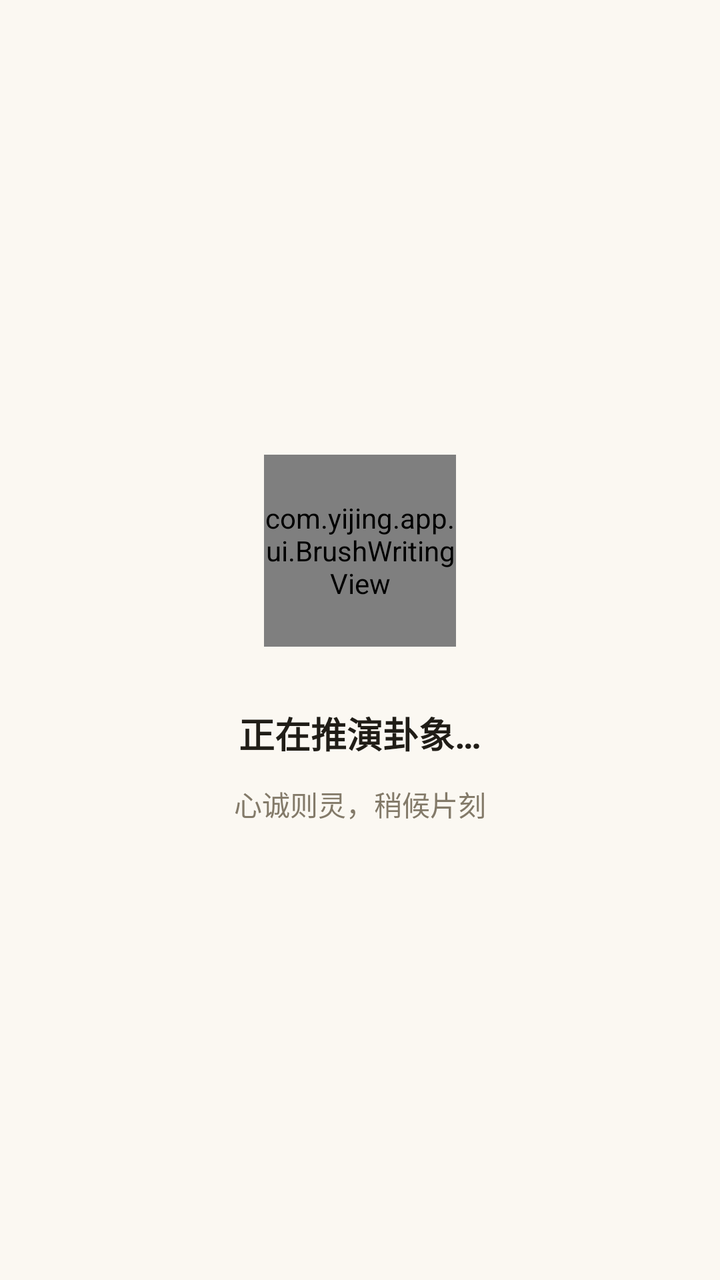
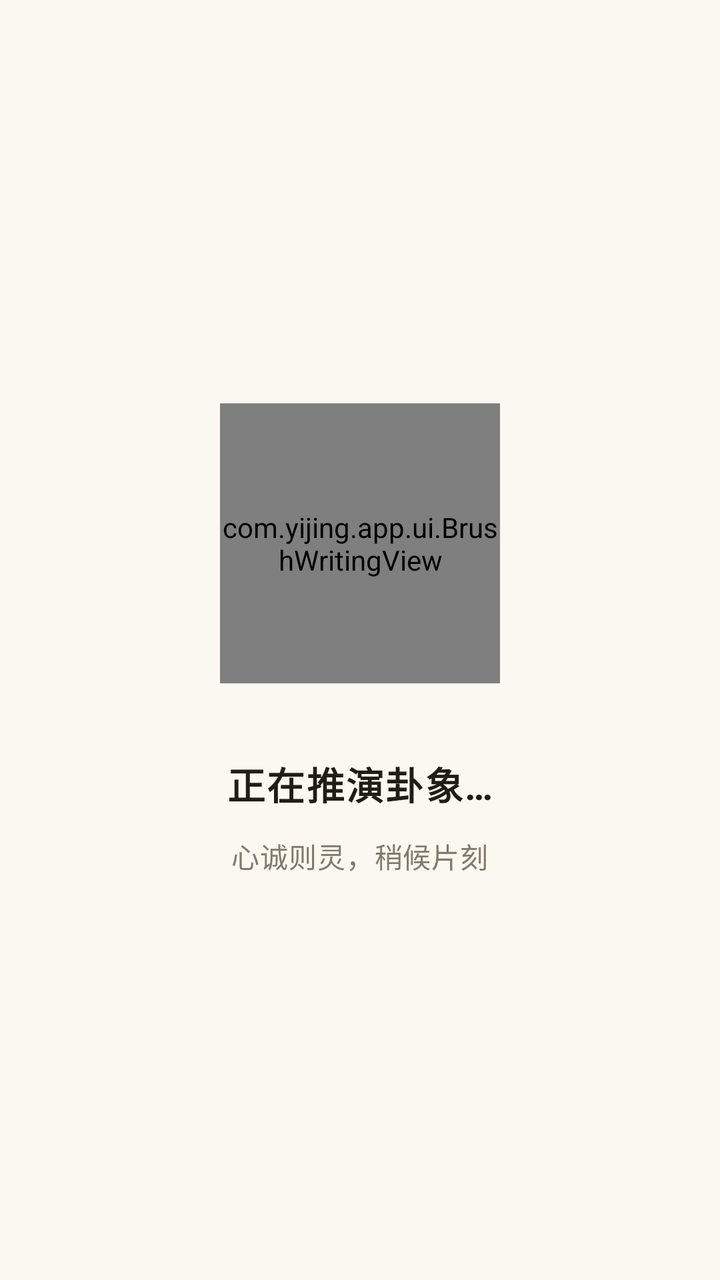

Before-and-after screenshots of an Android layout around one commit, followed by the original layout XML and the change that was made.
<!-- AndroidManifest.xml: application theme Theme.Yijing -->
<!-- res/layout/activity_loading.xml -->
<?xml version="1.0" encoding="utf-8"?>
<LinearLayout xmlns:android="http://schemas.android.com/apk/res/android"
    android:layout_width="match_parent"
    android:layout_height="match_parent"
    android:orientation="vertical"
    android:gravity="center"
    android:background="@color/paper"
    android:paddingHorizontal="32dp">

    <com.yijing.app.ui.BrushWritingView
        android:id="@+id/loadingBrush"
        android:layout_width="96dp"
        android:layout_height="96dp" />

    <TextView
        android:layout_width="wrap_content"
        android:layout_height="wrap_content"
        android:layout_marginTop="30dp"
        android:text="正在推演卦象…"
        android:textColor="@color/ink"
        android:textSize="18sp"
        android:textStyle="bold" />

    <TextView
        android:layout_width="wrap_content"
        android:layout_height="wrap_content"
        android:layout_marginTop="12dp"
        android:text="心诚则灵，稍候片刻"
        android:textColor="@color/ink_muted"
        android:textSize="14sp" />
</LinearLayout>
<!-- resources referenced by this layout -->
<resources>
  <color name="ink">#201D17</color>
  <color name="ink_muted">#837A69</color>
  <color name="paper">#FBF8F2</color>
  <style name="Theme.Yijing" parent="Theme.Material3.DayNight.NoActionBar">
          <item name="colorPrimary">@color/brand</item>
          <item name="colorOnPrimary">@color/paper</item>
          <item name="android:colorBackground">@color/paper</item>
      </style>
  <color name="brand">#8A6D3B</color>
</resources>

<!-- the commit's change to res/layout/activity_loading.xml (unified diff, before → after) -->
@@ -9,22 +9,24 @@
 
     <com.yijing.app.ui.BrushWritingView
         android:id="@+id/loadingBrush"
-        android:layout_width="96dp"
-        android:layout_height="96dp" />
+        android:layout_width="140dp"
+        android:layout_height="140dp" />
 
     <TextView
         android:layout_width="wrap_content"
         android:layout_height="wrap_content"
-        android:layout_marginTop="30dp"
+        android:layout_marginTop="36dp"
+        android:letterSpacing="0.04"
         android:text="正在推演卦象…"
         android:textColor="@color/ink"
-        android:textSize="18sp"
+        android:textSize="19sp"
         android:textStyle="bold" />
 
     <TextView
         android:layout_width="wrap_content"
         android:layout_height="wrap_content"
         android:layout_marginTop="12dp"
+        android:letterSpacing="0.02"
         android:text="心诚则灵，稍候片刻"
         android:textColor="@color/ink_muted"
         android:textSize="14sp" />
